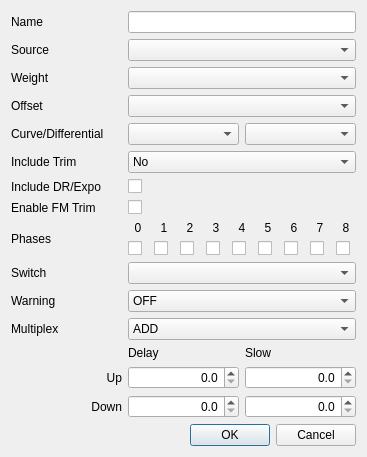
Above: src/mixerdialog.ui from roberto1903/companion9x before the change. Below: the same form after it.
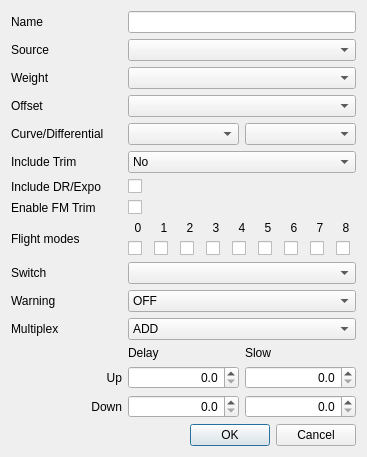
That is the form after the change. Icons and pictures are not drawn.

Commit message: Replace flight phases with flight modes

```diff
--- a/src/mixerdialog.ui
+++ b/src/mixerdialog.ui
@@ -138,7 +138,7 @@
      <item row="8" column="0">
       <widget class="QLabel" name="label_phases">
        <property name="text">
-        <string>Phases</string>
+        <string>Flight modes</string>
        </property>
       </widget>
      </item>
```
The commit also changes 15 other files.
